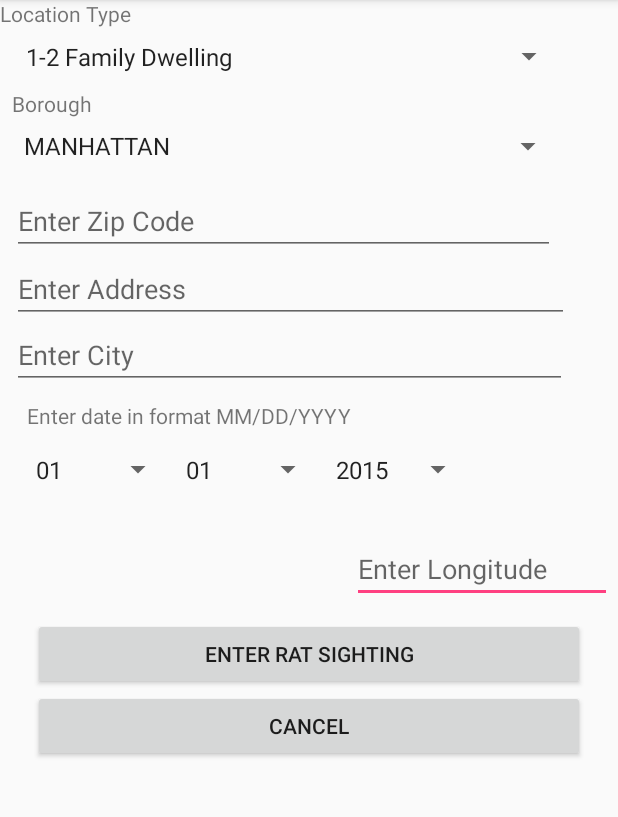
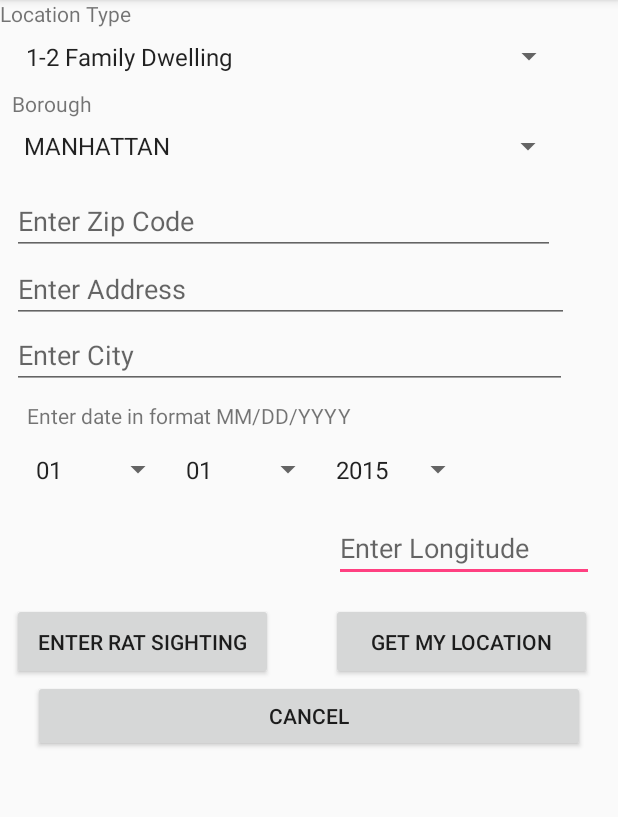
Before and after one commit to davidzhao98/rat-track-app, an Android app: the ReportRatActivity screen opened directly, with no data from a screen before it, on a phone screen of 412 x 824 dp, the part 84-901 px from its top. Run offline under Robolectric (Android 15) with nearby library versions, the phone set to English and light mode, and no system bars; our stand-ins replace Firebase (no records; nobody signed in at launch, a user with empty details on screens opened directly).

Commit message:
Enabled GPS Location

```diff
--- a/app/src/main/java/kanye2020/gatech/edu/rattrackapp/ReportRatActivity.java
+++ b/app/src/main/java/kanye2020/gatech/edu/rattrackapp/ReportRatActivity.java
@@ -1,9 +1,14 @@
 package kanye2020.gatech.edu.rattrackapp;
 
+import android.content.Context;
 import android.content.Intent;
+import android.location.Location;
+import android.location.LocationListener;
+import android.location.LocationManager;
 import android.support.v7.app.AppCompatActivity;
 import android.os.Bundle;
 import android.text.Editable;
+import android.util.Log;
 import android.view.View;
 import android.widget.Button;
 import android.widget.EditText;
@@ -17,6 +22,8 @@ import java.util.Calendar;
 import java.util.List;
 import android.widget.ArrayAdapter;
 import java.util.Arrays;
+
+import static android.widget.TextView.BufferType.EDITABLE;
 
 /**
  * Created by pulakazad on 11/12/17
@@ -95,6 +102,7 @@ public class ReportRatActivity extends AppCompatActivity {
         yearSpinner = (Spinner) findViewById(R.id.yearSpinner);
         Button addRSButton = (Button) findViewById(R.id.addRSButton);
         Button cancelRSButton = (Button) findViewById(R.id.cancelRSButton);
+        Button updateLocation = (Button) findViewById(R.id.locationUpdateButton);
         longitudeText = (EditText) findViewById(R.id.longitudeText);
         latitudeText = (EditText) findViewById(R.id.latitudeText);
 
@@ -141,6 +149,19 @@ public class ReportRatActivity extends AppCompatActivity {
         yearAdapter.setDropDownViewResource(android.R.layout.simple_spinner_dropdown_item);
         yearSpinner.setAdapter(yearAdapter);
 
+        try {
+            getCoordinates();
+        } catch (Exception e) {
+            Toast error = Toast.makeText(ReportRatActivity.this, "HELPO", Toast.LENGTH_SHORT);
+            Log.e("KILL ME NOW", e.getMessage());
+            error.show();
+        }
+
+        updateLocation.setOnClickListener(new View.OnClickListener() {
+            public void onClick(View view) {
+                getCoordinates();
+            }
+        });
 
         //add rat sighting button and makes sure entire form is complete
         addRSButton.setOnClickListener(new View.OnClickListener() {
@@ -241,4 +262,45 @@ public class ReportRatActivity extends AppCompatActivity {
         });
     }
 
+    public void getCoordinates() {
+        LocationManager locationManager = (LocationManager) getSystemService(Context.LOCATION_SERVICE);
+        LocationListener locationListener = new LocationListener() {
+            @Override
+            public void onStatusChanged(String provider, int status, Bundle extras) {
+                // TODO Auto-generated method stub
+
+            }
+            @Override
+            public void onProviderEnabled(String provider) {
+                // TODO Auto-generated method stub
+            }
+            @Override
+            public void onProviderDisabled(String provider) {
+                // TODO Auto-generated method stub
+
+            }
+            @Override
+            public void onLocationChanged(Location location) {
+                // TODO Auto-generated method stub
+                double latitude = location.getLatitude();
+                double longitude = location.getLongitude();
+                longitudeText.setText(String.valueOf(longitude));
+                latitudeText.setText(String.valueOf(latitude));
+            }
+        };
+        try {
+            locationManager.requestLocationUpdates(LocationManager.GPS_PROVIDER, 0, 0, locationListener);
+        } catch (SecurityException e) {
+            Toast GPSFail = Toast.makeText(ReportRatActivity.this,
+                    "GPS Location Failed",
+                    Toast.LENGTH_SHORT);
+            GPSFail.show();
+        }
+    }
+
+    @Override
+    protected void onResume() {
+        super.onResume();
+        getCoordinates();
+    }
 }
--- a/app/src/main/res/layout/activity_report_rat.xml
+++ b/app/src/main/res/layout/activity_report_rat.xml
@@ -8,6 +8,19 @@
     tools:context="kanye2020.gatech.edu.rattrackapp.ReportRatActivity"
     tools:layout_editor_absoluteY="81dp"
     tools:layout_editor_absoluteX="0dp">
+
+    <Button
+        android:id="@+id/locationUpdateButton"
+        android:layout_width="174dp"
+        android:layout_height="51dp"
+        android:layout_marginLeft="8dp"
+        android:layout_marginRight="8dp"
+        android:layout_marginTop="402dp"
+        android:text="Get my Location"
+        app:layout_constraintHorizontal_bias="0.958"
+        app:layout_constraintLeft_toLeftOf="parent"
+        app:layout_constraintRight_toRightOf="parent"
+        app:layout_constraintTop_toTopOf="parent" />
 
     <TextView
         android:id="@+id/locationTextView"
@@ -64,36 +77,32 @@
 
     <EditText
         android:id="@+id/longitudeText"
+        style="@style/Widget.AppCompat.EditText"
         android:layout_width="173dp"
         android:layout_height="40dp"
-        android:layout_marginBottom="8dp"
-        android:layout_marginRight="4dp"
-        android:layout_marginTop="362dp"
+        android:layout_marginRight="16dp"
         android:ems="10"
         android:hint="@string/enter_long"
         android:inputType="number"
-        app:layout_constraintBottom_toBottomOf="parent"
         app:layout_constraintRight_toRightOf="parent"
         app:layout_constraintTop_toTopOf="parent"
-        app:layout_constraintVertical_bias="0.0" />
+        android:layout_marginTop="348dp" />
 
     <EditText
         android:id="@+id/latitudeText"
+        style="@style/Widget.AppCompat.EditText"
         android:layout_width="173dp"
         android:layout_height="40dp"
-        android:layout_marginBottom="8dp"
         android:layout_marginLeft="8dp"
         android:layout_marginRight="8dp"
-        android:layout_marginTop="362dp"
         android:ems="10"
         android:hint="@string/enter_lat"
         android:inputType="number"
-        app:layout_constraintBottom_toBottomOf="parent"
         app:layout_constraintHorizontal_bias="0.0"
         app:layout_constraintLeft_toLeftOf="parent"
         app:layout_constraintRight_toLeftOf="@+id/zipcodeText"
         app:layout_constraintTop_toTopOf="parent"
-        app:layout_constraintVertical_bias="0.0" />
+        android:layout_marginTop="348dp" />
 
     <EditText
         android:id="@+id/zipcodeText"
@@ -113,21 +122,22 @@
 
     <EditText
         android:id="@+id/addressText"
+        style="@style/Widget.AppCompat.EditText"
         android:layout_width="371dp"
         android:layout_height="40dp"
+        android:layout_marginLeft="8dp"
+        android:layout_marginRight="8dp"
+        android:layout_marginTop="175dp"
         android:ems="10"
         android:hint="@string/enter_address"
+        app:layout_constraintHorizontal_bias="0.0"
+        app:layout_constraintLeft_toLeftOf="parent"
+        app:layout_constraintRight_toRightOf="parent"
+        app:layout_constraintTop_toTopOf="parent"
         tools:layout_conversion_absoluteHeight="42dp"
         tools:layout_conversion_absoluteWidth="384dp"
         tools:layout_conversion_absoluteX="0dp"
-        tools:layout_conversion_absoluteY="16dp"
-        android:layout_marginLeft="8dp"
-        app:layout_constraintLeft_toLeftOf="parent"
-        android:layout_marginRight="8dp"
-        app:layout_constraintRight_toRightOf="parent"
-        app:layout_constraintTop_toTopOf="parent"
-        android:layout_marginTop="175dp"
-        app:layout_constraintHorizontal_bias="0.0" />
+        tools:layout_conversion_absoluteY="16dp" />
 
     <EditText
         android:id="@+id/cityText"
@@ -200,15 +210,16 @@
 
     <Button
         android:id="@+id/addRSButton"
-        android:layout_width="368dp"
-        android:layout_height="48dp"
+        android:layout_width="174dp"
+        android:layout_height="51dp"
         android:text="@string/add_sighting"
         app:layout_constraintTop_toTopOf="parent"
-        android:layout_marginTop="412dp"
+        android:layout_marginTop="402dp"
         android:layout_marginLeft="8dp"
         app:layout_constraintLeft_toLeftOf="parent"
         android:layout_marginRight="8dp"
-        app:layout_constraintRight_toRightOf="parent" />
+        app:layout_constraintRight_toRightOf="parent"
+        app:layout_constraintHorizontal_bias="0.0" />
 
     <Button
         android:id="@+id/cancelRSButton"
```
